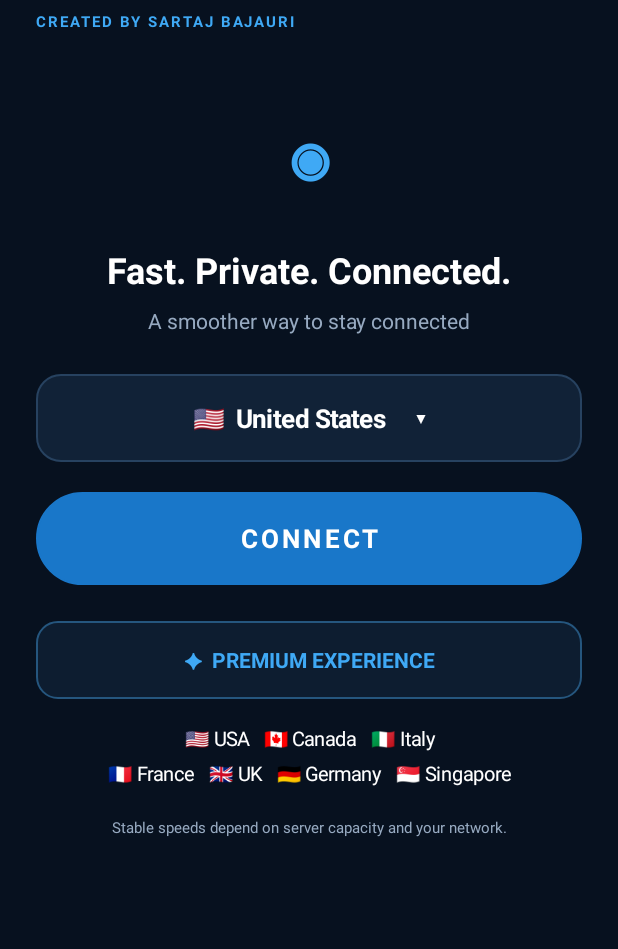
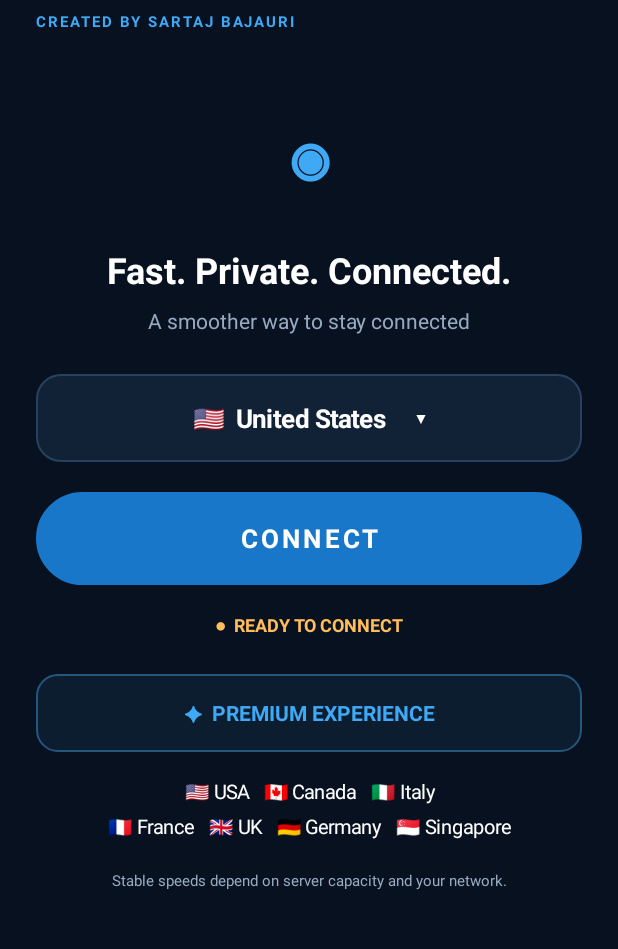
Before and after one commit to sartajbj/SartajVpn, an Android app: the screen it shows after launch (MainActivity), on a phone screen of 412 x 824 dp, the part 88-1037 px from its top. Run offline under Robolectric (Android 15) with nearby library versions, the phone set to English and light mode, and no system bars.

Commit message:
Fix Android activity status label compile errors

```diff
--- a/app/src/main/java/com/carta/vpn/MainActivity.java
+++ b/app/src/main/java/com/carta/vpn/MainActivity.java
@@ -16,8 +16,8 @@ public class MainActivity extends Activity {
     private final int white = Color.WHITE, muted = Color.rgb(151,170,193), blue = Color.rgb(63,169,245);
     private TextView selected;
 
-    @Override public void onCreate(Bundle state) {
-        super.onCreate(state);
+    @Override public void onCreate(Bundle savedInstanceState) {
+        super.onCreate(savedInstanceState);
         getWindow().setStatusBarColor(Color.rgb(7,17,31));
         getWindow().setNavigationBarColor(Color.rgb(7,17,31));
         LinearLayout page = new LinearLayout(this);
@@ -54,7 +54,7 @@ public class MainActivity extends Activity {
             .setMessage("This preview app does not yet create a VPN tunnel. Real encrypted access requires deployed VPN servers and WireGuard client configuration.")
             .setPositiveButton("OK",null).show());
 
-        TextView state=text("●  READY TO CONNECT",12,Color.rgb(255,190,90),true);
+        TextView statusLabel=text("●  READY TO CONNECT",12,Color.rgb(255,190,90),true);
         statusLabel.setGravity(Gravity.CENTER);
         LinearLayout.LayoutParams st=lp(-1,-2); st.topMargin=dp(18); page.addView(statusLabel,st);
 
```
